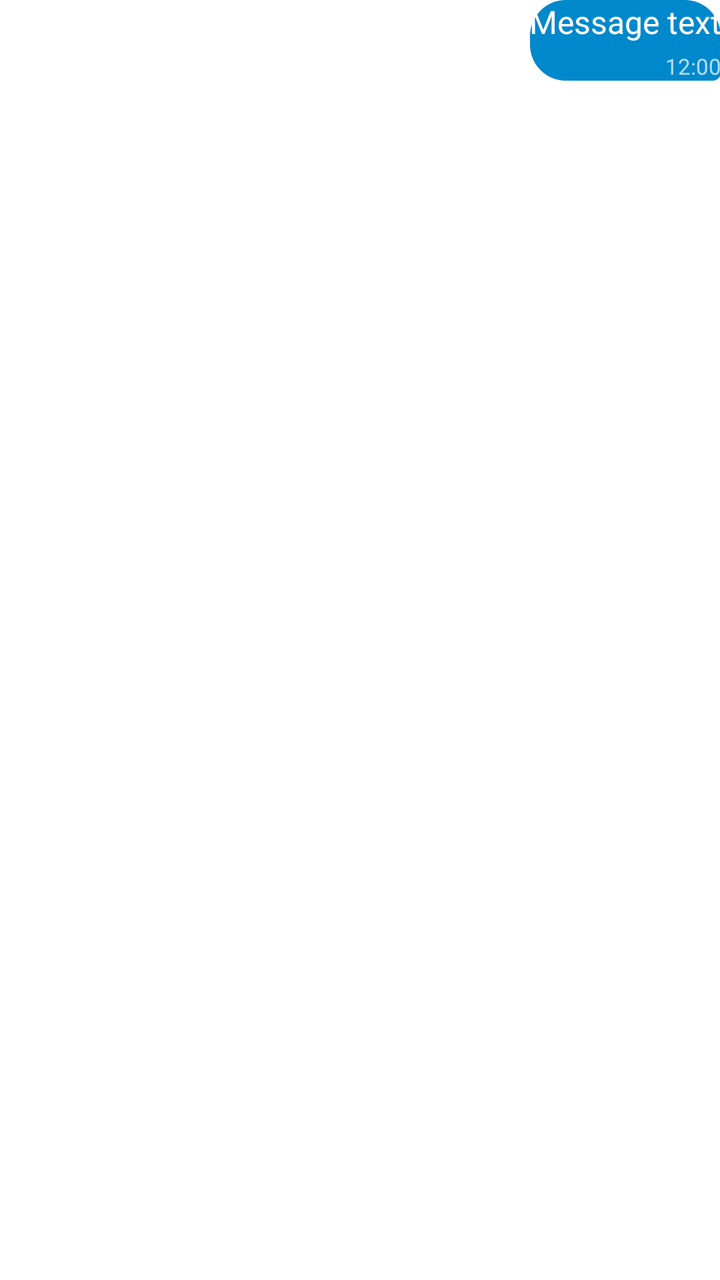
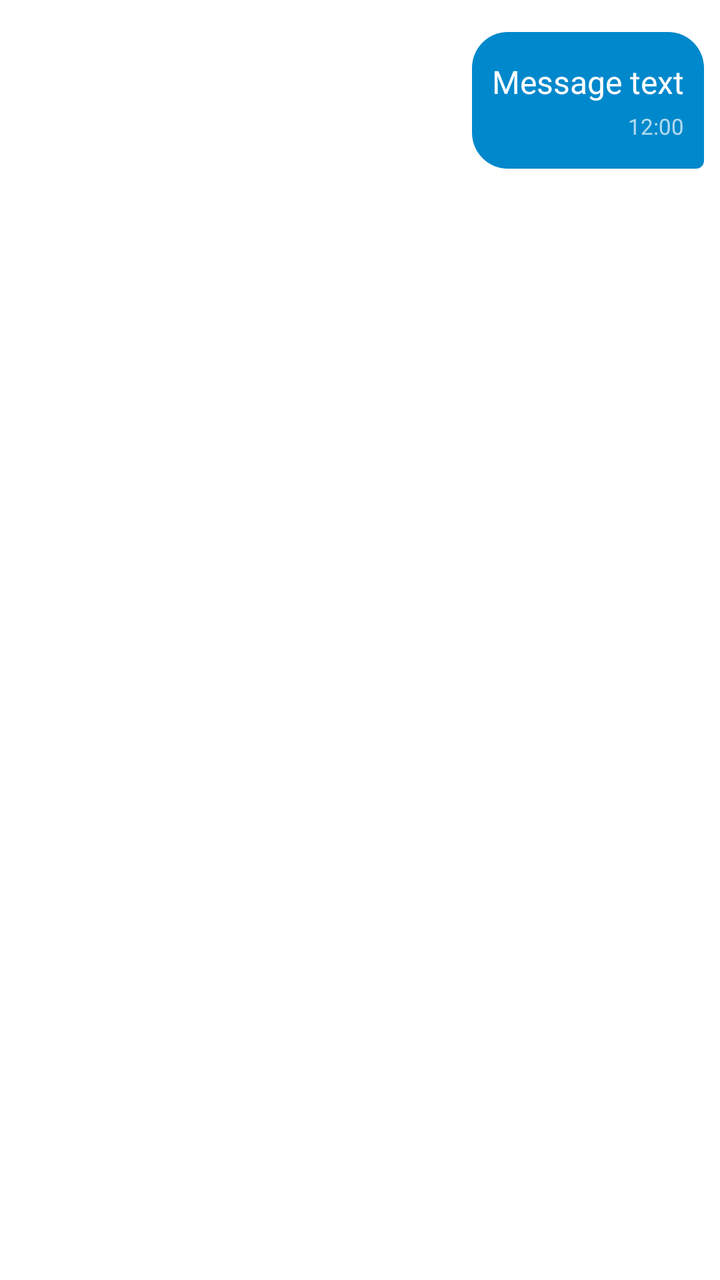

An Android layout rendered at two revisions. The XML below is the earlier revision; the diff shows what the commit changed to produce the second picture.
<!-- AndroidManifest.xml: application theme AppTheme -->
<!-- res/layout/item_message.xml -->
<?xml version="1.0" encoding="utf-8"?>
<LinearLayout xmlns:android="http://schemas.android.com/apk/res/android"
    android:layout_width="match_parent"
    android:layout_height="wrap_content"
    android:orientation="vertical"
    android:padding="8dp 16dp"
    android:gravity="end">

    <LinearLayout
        android:id="@+id/message_container"
        android:layout_width="wrap_content"
        android:layout_height="wrap_content"
        android:orientation="vertical"
        android:maxWidth="280dp"
        android:background="@drawable/bubble_outgoing"
        android:padding="10dp 14dp">

        <TextView
            android:id="@+id/message_text"
            android:layout_width="wrap_content"
            android:layout_height="wrap_content"
            android:text="Message text"
            android:textSize="16sp"
            android:textColor="@color/bubbleOutgoingText" />

        <TextView
            android:id="@+id/message_time"
            android:layout_width="wrap_content"
            android:layout_height="wrap_content"
            android:layout_marginTop="4dp"
            android:layout_gravity="end"
            android:text="12:00"
            android:textSize="11sp"
            android:textColor="#B3FFFFFF" />
    </LinearLayout>
</LinearLayout>
<!-- resources referenced by this layout -->
<resources>
  <color name="bubbleOutgoingText">#FFFFFF</color>
  <!-- drawable bubble_outgoing (drawable) -->
  <?xml version="1.0" encoding="utf-8"?>
  <shape xmlns:android="http://schemas.android.com/apk/res/android"
      android:shape="rectangle">
      <solid android:color="@color/bubbleOutgoing" />
      <corners
          android:topLeftRadius="18dp"
          android:topRightRadius="18dp"
          android:bottomLeftRadius="18dp"
          android:bottomRightRadius="4dp" />
  </shape>
  <style name="AppTheme" parent="Theme.AppCompat.Light.NoActionBar">
          <item name="colorPrimary">@color/colorPrimary</item>
          <item name="colorPrimaryDark">@color/colorPrimaryDark</item>
          <item name="colorAccent">@color/colorAccent</item>
          <item name="android:windowBackground">@color/windowBackground</item>
          <item name="android:colorBackground">@color/background</item>
          <item name="android:textColorPrimary">@color/textPrimary</item>
          <item name="android:textColorSecondary">@color/textSecondary</item>
          <item name="actionBarTheme">@style/ThemeOverlay.AppCompat.Dark.ActionBar</item>
          <item name="actionBarPopupTheme">@style/ThemeOverlay.AppCompat.Light</item>
      </style>
  <color name="bubbleOutgoing">#0088CC</color>
  <color name="colorPrimary">#0088CC</color>
  <color name="colorPrimaryDark">#006699</color>
  <color name="colorAccent">#FF6B35</color>
  <color name="windowBackground">#FFFFFF</color>
  <color name="background">#F5F5F5</color>
  <color name="textPrimary">#212121</color>
  <color name="textSecondary">#757575</color>
</resources>

<!-- the commit's change to res/layout/item_message.xml (unified diff, before → after) -->
@@ -3,7 +3,7 @@
     android:layout_width="match_parent"
     android:layout_height="wrap_content"
     android:orientation="vertical"
-    android:padding="8dp 16dp"
+    android:paddingHorizontal="8dp" android:paddingVertical="16dp"
     android:gravity="end">
 
     <LinearLayout
@@ -13,7 +13,7 @@
         android:orientation="vertical"
         android:maxWidth="280dp"
         android:background="@drawable/bubble_outgoing"
-        android:padding="10dp 14dp">
+        android:paddingHorizontal="10dp" android:paddingVertical="14dp">
 
         <TextView
             android:id="@+id/message_text"
